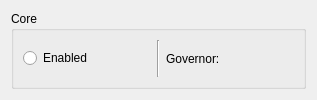
Qt form LenovoLegion/LenovoLegion-Application/ThreadControl.ui (bolekjar/LenovoLegion) before a commit.
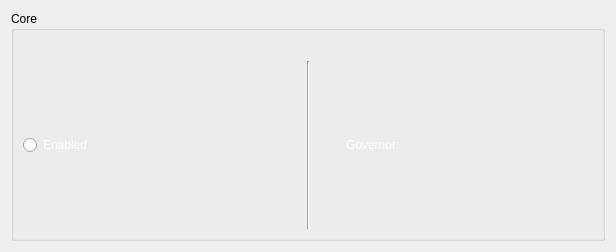
The same form after that commit.

Diff of the .ui file:
```diff
--- a/LenovoLegion/LenovoLegion-Application/ThreadControl.ui
+++ b/LenovoLegion/LenovoLegion-Application/ThreadControl.ui
@@ -6,20 +6,44 @@
    <rect>
     <x>0</x>
     <y>0</y>
-    <width>317</width>
-    <height>100</height>
+    <width>616</width>
+    <height>252</height>
    </rect>
   </property>
+  <property name="minimumSize">
+   <size>
+    <width>0</width>
+    <height>0</height>
+   </size>
+  </property>
   <property name="windowTitle">
    <string>Form</string>
   </property>
+  <property name="styleSheet">
+   <string notr="true">QRadioButton {
+	color: rgb(255, 255, 255);
+}
+
+QLabel {
+	color: rgb(255, 255, 255);
+}</string>
+  </property>
   <layout class="QVBoxLayout" name="verticalLayout">
    <item>
     <widget class="QGroupBox" name="groupBox">
+     <property name="styleSheet">
+      <string notr="true"/>
+     </property>
      <property name="title">
       <string>Core </string>
      </property>
+     <property name="flat">
+      <bool>false</bool>
+     </property>
      <layout class="QHBoxLayout" name="horizontalLayout_2">
+      <property name="topMargin">
+       <number>30</number>
+      </property>
       <item>
        <widget class="QRadioButton" name="radioButton_coreEnabled">
         <property name="text">
@@ -36,11 +60,20 @@
       </item>
       <item>
        <layout class="QHBoxLayout" name="horizontalLayout">
+        <property name="leftMargin">
+         <number>30</number>
+        </property>
+        <property name="topMargin">
+         <number>0</number>
+        </property>
         <item>
          <widget class="QLabel" name="label_scalingGovernor">
           <property name="text">
            <string>Governor: </string>
           </property>
+          <property name="margin">
+           <number>10</number>
+          </property>
          </widget>
         </item>
         <item>
@@ -48,6 +81,9 @@
           <property name="text">
            <string/>
           </property>
+          <property name="margin">
+           <number>10</number>
+          </property>
          </widget>
         </item>
        </layout>
```
